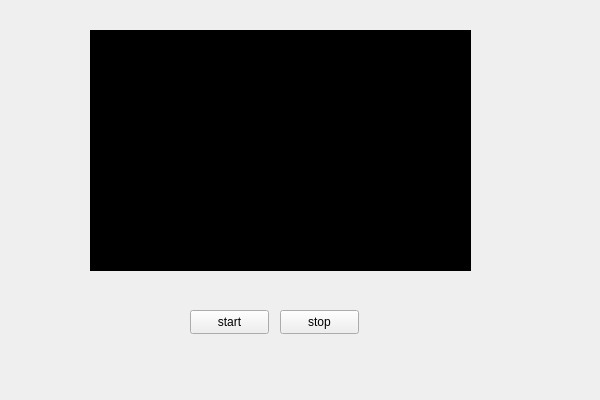
Old version of the form xmedia_player.ui in the repository ltsf1984/XMediaPlayer.
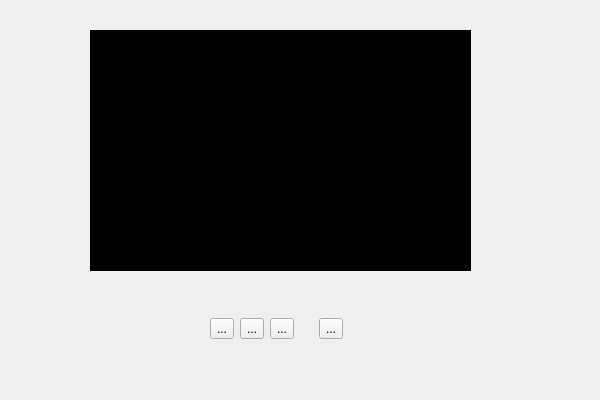
New version of the form. Icons and pictures are not drawn.

What changed in the file:
```diff
--- a/xmedia_player.ui
+++ b/xmedia_player.ui
@@ -13,32 +13,6 @@
   <property name="windowTitle">
    <string>XMediaPlayer</string>
   </property>
-  <widget class="QPushButton" name="pb_start">
-   <property name="geometry">
-    <rect>
-     <x>190</x>
-     <y>310</y>
-     <width>79</width>
-     <height>24</height>
-    </rect>
-   </property>
-   <property name="text">
-    <string>start</string>
-   </property>
-  </widget>
-  <widget class="QPushButton" name="pb_stop">
-   <property name="geometry">
-    <rect>
-     <x>280</x>
-     <y>310</y>
-     <width>79</width>
-     <height>24</height>
-    </rect>
-   </property>
-   <property name="text">
-    <string>stop</string>
-   </property>
-  </widget>
   <widget class="QLabel" name="label_video">
    <property name="geometry">
     <rect>
@@ -55,6 +29,86 @@
     <string>TextLabel</string>
    </property>
   </widget>
+  <widget class="QWidget" name="layoutWidget">
+   <property name="geometry">
+    <rect>
+     <x>180</x>
+     <y>300</y>
+     <width>194</width>
+     <height>58</height>
+    </rect>
+   </property>
+   <layout class="QHBoxLayout" name="horizontalLayout_2">
+    <item>
+     <layout class="QHBoxLayout" name="horizontalLayout">
+      <item>
+       <widget class="QToolButton" name="tb_seek_backward">
+        <property name="text">
+         <string>...</string>
+        </property>
+        <property name="icon">
+         <iconset theme="QIcon::ThemeIcon::MediaSeekBackward"/>
+        </property>
+        <property name="iconSize">
+         <size>
+          <width>32</width>
+          <height>32</height>
+         </size>
+        </property>
+       </widget>
+      </item>
+      <item>
+       <widget class="QToolButton" name="tb_play_pause">
+        <property name="text">
+         <string>...</string>
+        </property>
+        <property name="icon">
+         <iconset theme="QIcon::ThemeIcon::MediaPlaybackStart"/>
+        </property>
+        <property name="iconSize">
+         <size>
+          <width>48</width>
+          <height>48</height>
+         </size>
+        </property>
+       </widget>
+      </item>
+      <item>
+       <widget class="QToolButton" name="tb_seekforward">
+        <property name="text">
+         <string>...</string>
+        </property>
+        <property name="icon">
+         <iconset theme="QIcon::ThemeIcon::MediaSeekForward"/>
+        </property>
+        <property name="iconSize">
+         <size>
+          <width>32</width>
+          <height>32</height>
+         </size>
+        </property>
+       </widget>
+      </item>
+     </layout>
+    </item>
+    <item>
+     <widget class="QToolButton" name="tb_stop">
+      <property name="text">
+       <string>...</string>
+      </property>
+      <property name="icon">
+       <iconset theme="QIcon::ThemeIcon::MediaPlaybackStop"/>
+      </property>
+      <property name="iconSize">
+       <size>
+        <width>32</width>
+        <height>32</height>
+       </size>
+      </property>
+     </widget>
+    </item>
+   </layout>
+  </widget>
  </widget>
  <layoutdefault spacing="6" margin="11"/>
  <resources>
```
Left out of the diff: 62 changed lines with no effect on the pictures.
